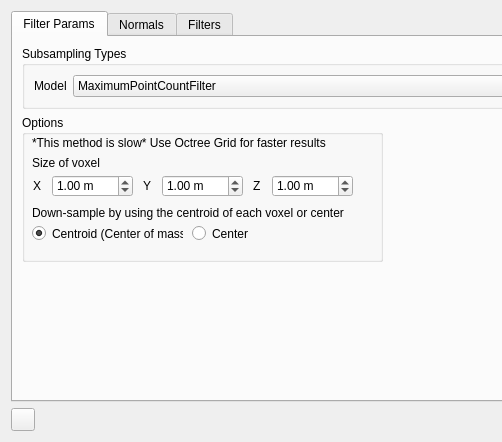
Qt form plugins/core/Standard/qLibpointmatcher/ui/LibpointmatcherDialog.ui (dagata-mining/CloudCompare) before a commit; both pictures show x 0 to 502 and y 0 to 442 of the 770 by 442 pixel window.
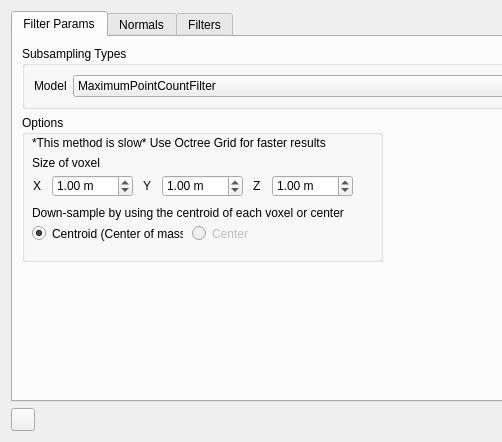
The same form after that commit. The open tabs and pages were chosen to show the change. Icons and pictures are not drawn.

Patch:
```diff
--- a/plugins/core/Standard/qLibpointmatcher/ui/LibpointmatcherDialog.ui
+++ b/plugins/core/Standard/qLibpointmatcher/ui/LibpointmatcherDialog.ui
@@ -900,6 +900,9 @@
             </property>
            </widget>
            <widget class="QRadioButton" name="voxelCenter">
+            <property name="enabled">
+             <bool>false</bool>
+            </property>
             <property name="geometry">
              <rect>
               <x>170</x>
```
Left out of the diff: 9 changed lines with no effect on the pictures.
